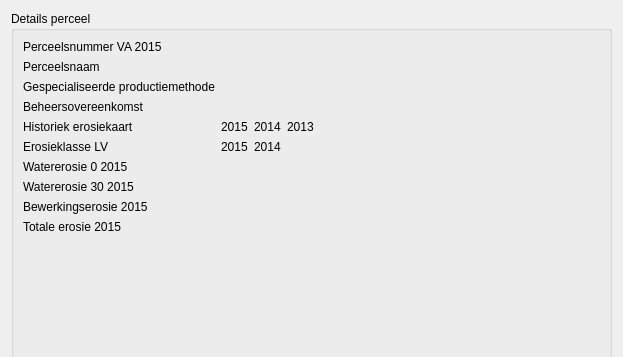
DOV-Vlaanderen/erosiebezwaren, file parceleditwindow/ui_detailsparcel.ui: the form before one commit; both pictures show x 0 to 623 and y 0 to 357 of the 623 by 541 pixel window.
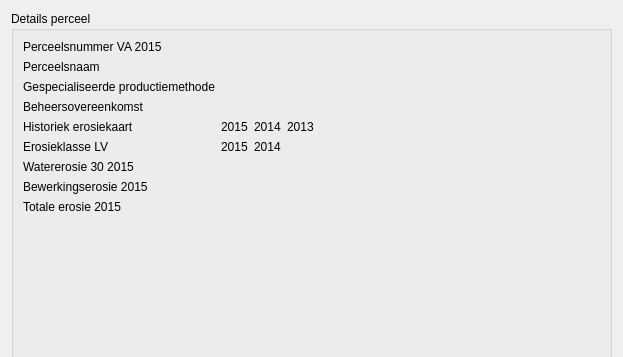
The form after the commit. Custom widgets are drawn as their Qt base class.

Commit message: Watererosie 0 verwijderd.

```diff
--- a/parceleditwindow/ui_detailsparcel.ui
+++ b/parceleditwindow/ui_detailsparcel.ui
@@ -170,55 +170,41 @@
        </layout>
       </item>
       <item row="6" column="0">
-       <widget class="QLabel" name="lb_watererosie_0">
-        <property name="text">
-         <string>Watererosie 0 2015</string>
-        </property>
-       </widget>
-      </item>
-      <item row="6" column="1">
-       <widget class="ValueLabel" name="efw_watererosie_0_2015">
-        <property name="text">
-         <string/>
-        </property>
-       </widget>
-      </item>
-      <item row="7" column="0">
        <widget class="QLabel" name="lb_watererosie_30">
         <property name="text">
          <string>Watererosie 30 2015</string>
         </property>
        </widget>
       </item>
-      <item row="7" column="1">
+      <item row="6" column="1">
        <widget class="ValueLabel" name="efw_watererosie_30_2015">
         <property name="text">
          <string/>
         </property>
        </widget>
       </item>
-      <item row="8" column="0">
+      <item row="7" column="0">
        <widget class="QLabel" name="lb_bewerkingserosie">
         <property name="text">
          <string>Bewerkingserosie 2015</string>
         </property>
        </widget>
       </item>
-      <item row="8" column="1">
+      <item row="7" column="1">
        <widget class="ValueLabel" name="efw_bewerkingserosie_2015">
         <property name="text">
          <string/>
         </property>
        </widget>
       </item>
-      <item row="9" column="0">
+      <item row="8" column="0">
        <widget class="QLabel" name="lb_totale_erosie">
         <property name="text">
          <string>Totale erosie 2015</string>
         </property>
        </widget>
       </item>
-      <item row="9" column="1">
+      <item row="8" column="1">
        <widget class="ValueLabel" name="efw_totale_erosie_2015">
         <property name="text">
          <string/>
```
